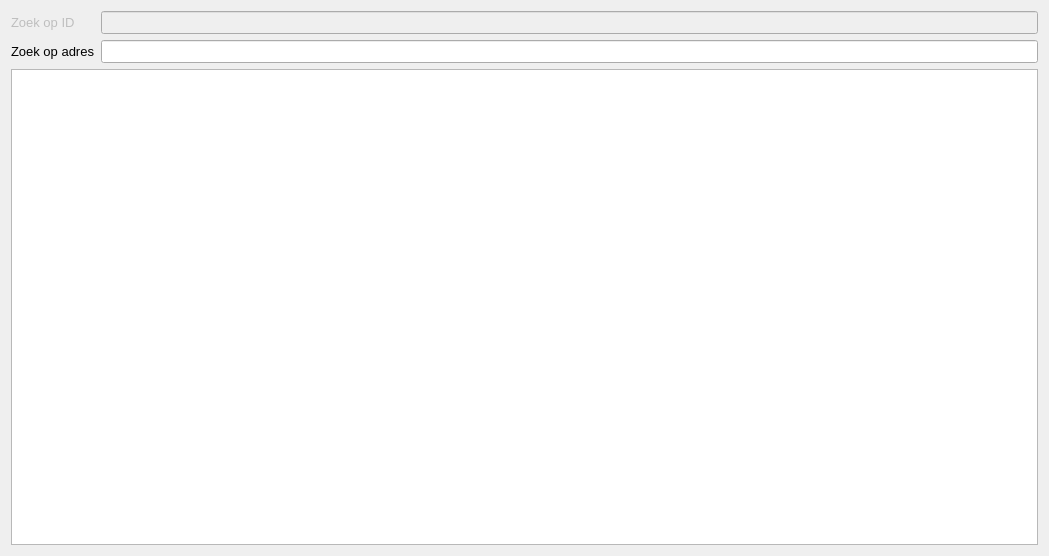
opengeogroep/ruimtelijkeplannen, file RuimtelijkePlannen/ruimtelijke_plannen_dialog_base.ui: the form before one commit.
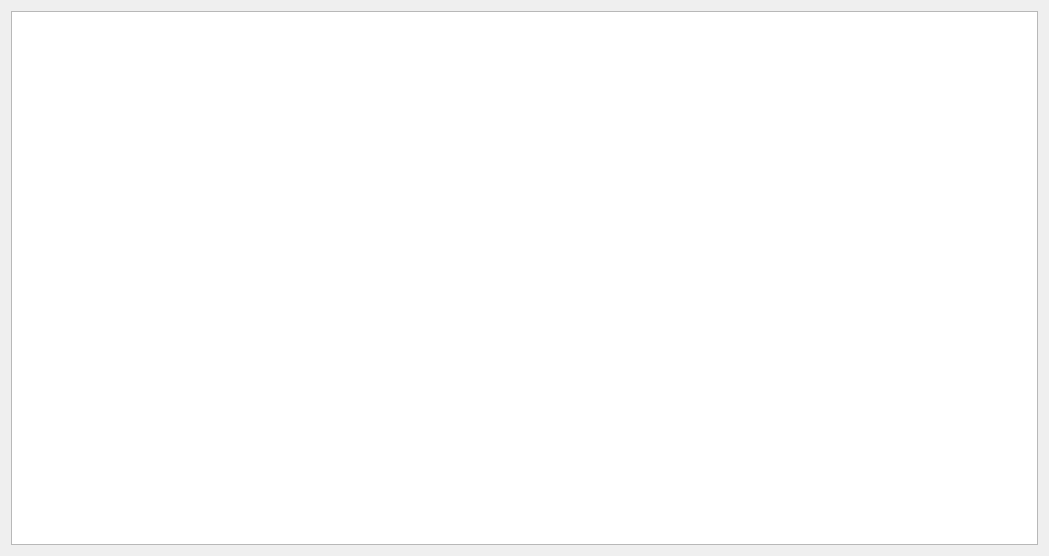
The form after the commit.

Commit message: Rebuild for QGIS3; major refactoring; network manager for all network requests; solved several bugs; point and click instead of address search

```diff
--- a/RuimtelijkePlannen/ruimtelijke_plannen_dialog_base.ui
+++ b/RuimtelijkePlannen/ruimtelijke_plannen_dialog_base.ui
@@ -19,62 +19,14 @@
    <string>Zoek Ruimtelijk Plan</string>
   </property>
   <layout class="QGridLayout" name="gridLayout">
-   <item row="0" column="1">
-    <widget class="QLineEdit" name="lineEdit_id">
-     <property name="enabled">
-      <bool>false</bool>
-     </property>
-     <property name="font">
-      <font>
-       <pointsize>10</pointsize>
-      </font>
-     </property>
-     <property name="text">
-      <string/>
-     </property>
-    </widget>
-   </item>
-   <item row="1" column="0">
-    <widget class="QLabel" name="label_address">
-     <property name="font">
-      <font>
-       <pointsize>10</pointsize>
-      </font>
-     </property>
-     <property name="text">
-      <string>Zoek op adres</string>
-     </property>
-    </widget>
-   </item>
-   <item row="0" column="0">
-    <widget class="QLabel" name="label_id">
-     <property name="enabled">
-      <bool>false</bool>
-     </property>
-     <property name="font">
-      <font>
-       <pointsize>10</pointsize>
-      </font>
-     </property>
-     <property name="text">
-      <string>Zoek op ID</string>
-     </property>
-    </widget>
-   </item>
-   <item row="1" column="1">
-    <widget class="QLineEdit" name="lineEdit_address">
-     <property name="font">
-      <font>
-       <pointsize>10</pointsize>
-      </font>
-     </property>
-    </widget>
-   </item>
-   <item row="2" column="0" colspan="2">
+   <item row="0" column="0" colspan="2">
     <widget class="QTableView" name="treeView_results">
      <property name="font">
       <font>
-       <pointsize>14</pointsize>
+       <pointsize>8</pointsize>
+       <weight>50</weight>
+       <italic>false</italic>
+       <bold>false</bold>
       </font>
      </property>
     </widget>
```
Left out of the diff: 3 changed lines with no effect on the pictures. The commit also changes 33 other files.
